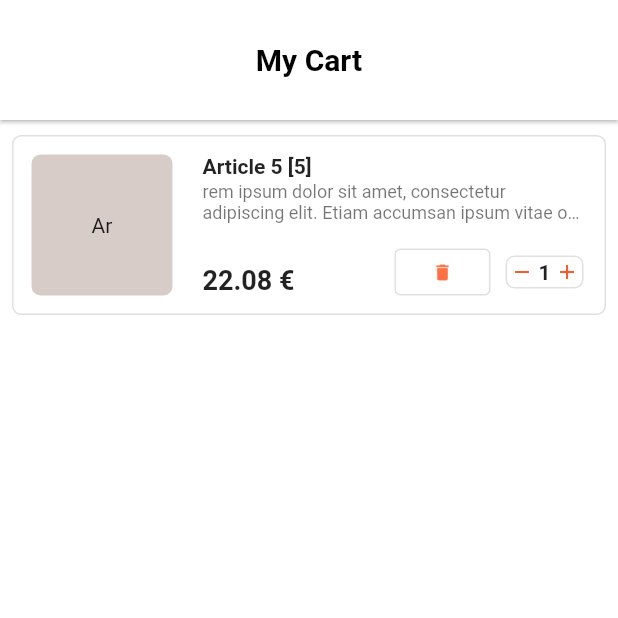
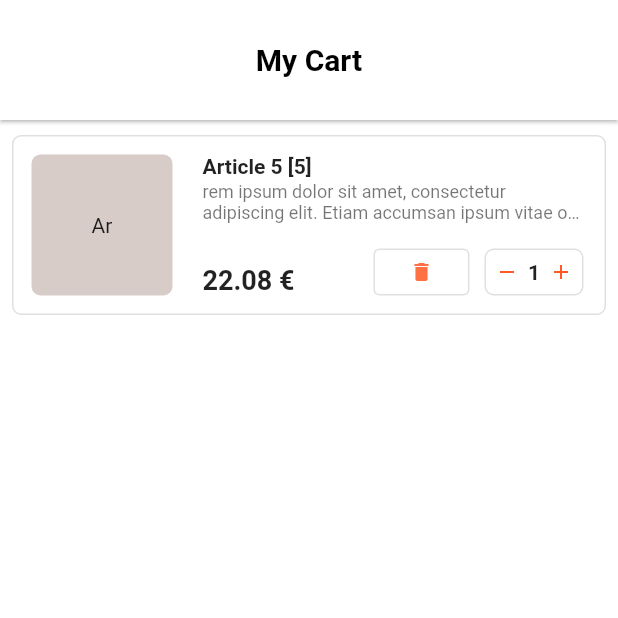
Before and after one commit to Epitech-DEV-KAMEL/T-DEV-700_project, a Flutter app: the screen it shows after launch, after a tap on the "shopping basket" icon, on a phone screen of 412 x 824 dp, the top half of it. Run offline on Flutter 3.47's test engine with Material 2 defaults, Android fonts, the light colour scheme and no system bars; our stand-ins replace dartz, equatable.

Commit message:
fix: fix numericInput ui size

```diff
--- a/terminal_app/lib/features/presentation/widget/numeric_input/numeric_input.dart
+++ b/terminal_app/lib/core/widgets/numeric_input/numeric_input.dart
@@ -19,10 +19,23 @@ class NumericInput extends StatefulWidget {
 }
 
 class _NumericInputState extends State<NumericInput> {
+
+  void _increment() {
+    int newValue = widget.value + 1;
+    if (widget.maximum != null && widget.maximum! < newValue) return;
+    widget.onUpdate(newValue);
+  }
+
+  void _decrement() {
+    int newValue = widget.value - 1;
+    if (widget.minimum != null && widget.minimum! > newValue) return;
+    widget.onUpdate(newValue);
+  }
+
   @override
   Widget build(BuildContext context) {
     return Container(
-      padding: const EdgeInsets.all(2.0),
+      padding: const EdgeInsets.symmetric(horizontal: 6.0, vertical: 2.0),
       decoration: BoxDecoration(
         border: Border.all(color: Colors.black12),
         borderRadius: const BorderRadius.all(Radius.circular(6.0))
@@ -31,7 +44,7 @@ class _NumericInputState extends State<NumericInput> {
         children: [
           InkWell(
             onTap: () {
-              widget.onUpdate(widget.value - 1);
+              _decrement();
             },
             child: const Icon(
               Icons.remove,
@@ -39,17 +52,17 @@ class _NumericInputState extends State<NumericInput> {
               color: Colors.deepOrange,
             ),
           ),
-          const Padding(padding: EdgeInsets.only(left: 3.0)),
+          const Padding(padding: EdgeInsets.only(left: 6.0)),
           Text(
             '${widget.value}',
             style: const TextStyle(
               fontWeight: FontWeight.bold
             ),
           ),
-          const Padding(padding: EdgeInsets.only(left: 3.0)),
+          const Padding(padding: EdgeInsets.only(left: 6.0)),
           InkWell(
             onTap: () {
-              widget.onUpdate(widget.value + 1);
+              _increment();
             },
             child: const Icon(
               Icons.add,
--- a/terminal_app/lib/features/presentation/widget/cart_list/cart_article_item.dart
+++ b/terminal_app/lib/features/presentation/widget/cart_list/cart_article_item.dart
@@ -5,9 +5,9 @@ import 'package:flutter/material.dart';
 import 'package:flutter/painting.dart';
 import 'package:terminal_app/core/themes/color_theme.dart';
 import 'package:terminal_app/core/utils/formaters.dart';
+import 'package:terminal_app/core/widgets/numeric_input/numeric_input.dart';
 import 'package:terminal_app/features/domain/entities/cart.dart';
 import 'package:terminal_app/features/domain/entities/cart_article.dart';
-import 'package:terminal_app/features/presentation/widget/numeric_input/numeric_input.dart';
 
 class CartArticleItem extends StatelessWidget {
   const CartArticleItem({
@@ -127,6 +127,7 @@ class CartArticleItemDescription extends StatelessWidget {
                 ),
               ),
               Row(
+                crossAxisAlignment: CrossAxisAlignment.stretch,
                 children: [
                   OutlinedButton(
                     onPressed: () {
@@ -134,7 +135,7 @@ class CartArticleItemDescription extends StatelessWidget {
                     },
                     child: Icon(
                       Icons.delete,
-                      size: 14,
+                      size: 16,
                       color: ColorTheme.primary,
                     ),
                     style: OutlinedButton.styleFrom(
```
